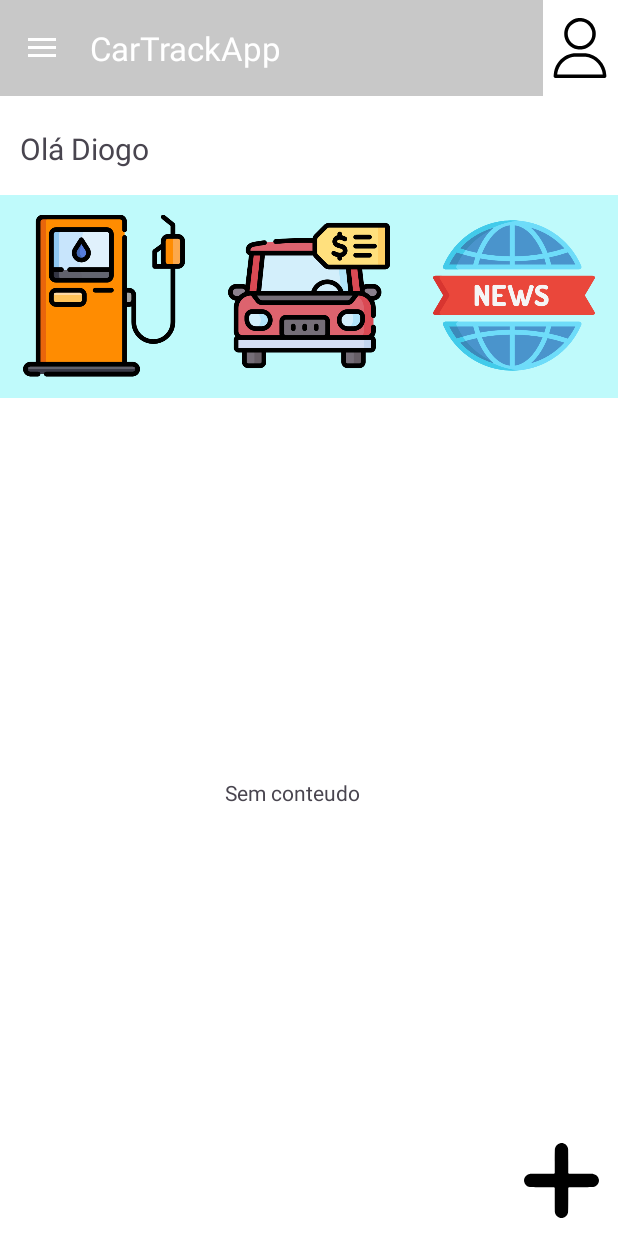
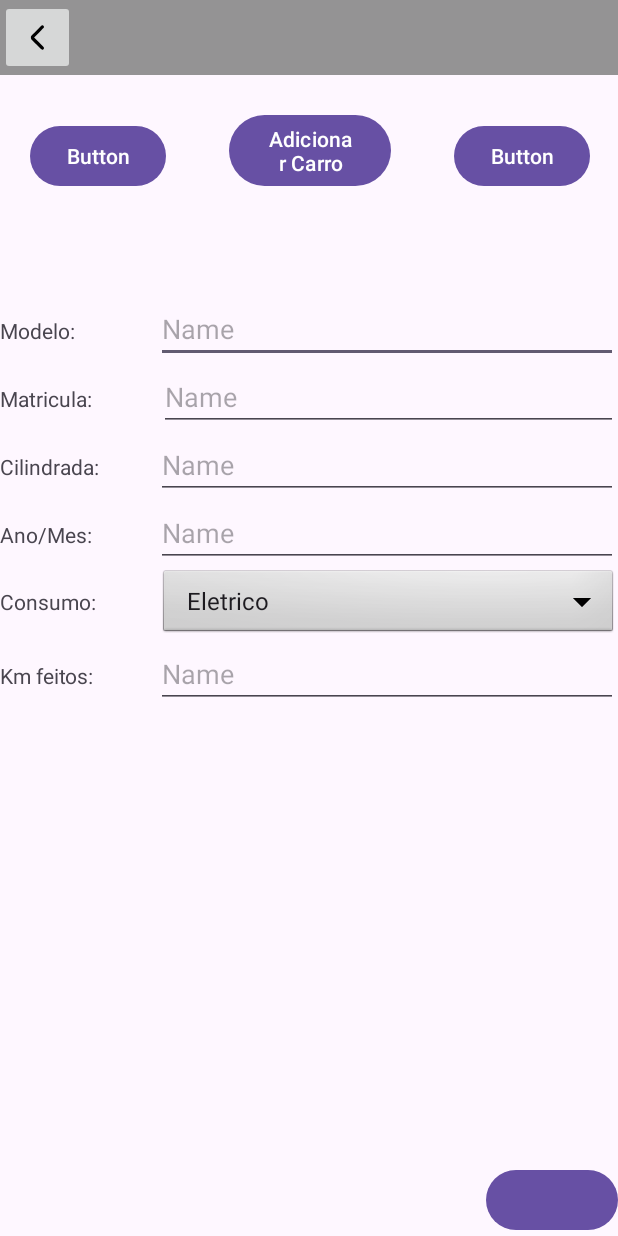
Before and after one commit to AndreZila01/Project-Mobile, an Android app: the MainActivity screen opened directly, with no data from a screen before it, after a tap on an icon or button, on a phone screen of 412 x 824 dp. Run offline under Robolectric (Android 15) with nearby library versions, the phone set to English and light mode, and no system bars.

Commit message:
Adicionado mais algumas activitys e class bomb modificada

```diff
--- a/CarTrackApp/app/src/main/AndroidManifest.xml
+++ b/CarTrackApp/app/src/main/AndroidManifest.xml
@@ -53,6 +53,10 @@
             android:exported="true"
             android:theme="@style/Theme.CarTrackApp" />
         <activity
+            android:name=".PlusActivity"
+            android:exported="true"
+            android:theme="@style/Theme.CarTrackApp" />
+        <activity
             android:name=".ProfileActivity"
             android:exported="true"
             android:theme="@style/Theme.CarTrackApp" />
--- a/CarTrackApp/app/src/main/java/pt/iade/andre/diogo/cartrackapp/MainActivity.java
+++ b/CarTrackApp/app/src/main/java/pt/iade/andre/diogo/cartrackapp/MainActivity.java
@@ -96,6 +96,10 @@ public class MainActivity extends AppCompatActivity implements NavigationView.On
             Intent intent = new Intent(MainActivity.this, ProfileActivity.class);
             startActivity(intent);
         }
+        else if(id == R.id.btnCarPayvalue){
+            Intent intent = new Intent(MainActivity.this, PlusActivity.class);
+            startActivity(intent);
+        }
     }
 
     @Override
--- /dev/null
+++ b/CarTrackApp/app/src/main/java/pt/iade/andre/diogo/cartrackapp/PlusActivity.java
@@ -0,0 +1,53 @@
+package pt.iade.andre.diogo.cartrackapp;
+
+import android.os.Bundle;
+import android.view.View;
+import android.widget.Spinner;
+import android.widget.Toast;
+
+import androidx.appcompat.app.AppCompatActivity;
+
+public class PlusActivity extends AppCompatActivity {
+
+    @Override
+    protected void onCreate(Bundle savedInstanceState) {
+        super.onCreate(savedInstanceState);
+        setContentView(R.layout.activity_plus);
+
+        background_doWork(); // função para incrementar todos os valores aqui!!
+    }
+
+    private void background_doWork() {
+        (findViewById(R.id.btnAddInspction)).setOnClickListener(this::onclick);
+        (findViewById(R.id.btnAddCar)).setOnClickListener(this::onclick);
+        (findViewById(R.id.btnAddCoime)).setOnClickListener(this::onclick);
+        (findViewById(R.id.btnSaveAddValue)).setOnClickListener(this::onclick);
+
+    }
+
+    private void onclick(View v) {
+
+        int s = v.getId();
+
+        if (!(s == R.id.btnSaveAddValue)) {
+
+            (findViewById(R.id.pnlNewCoime)).setVisibility(View.INVISIBLE);
+            (findViewById(R.id.pnlNewCar)).setVisibility(View.INVISIBLE);
+            (findViewById(R.id.pnlNewInspection)).setVisibility(View.INVISIBLE);
+
+            if (s == R.id.btnAddCar) {
+                (findViewById(R.id.pnlNewCar)).setVisibility(View.VISIBLE);
+            } else if (s == R.id.btnAddCar) {
+                (findViewById(R.id.pnlNewInspection)).setVisibility(View.VISIBLE);
+            }
+            if (s == R.id.btnAddCoime) {
+                (findViewById(R.id.pnlNewCoime)).setVisibility(View.VISIBLE);
+            }
+        }
+        else {
+            //Imaginar uma maneira de criar um calendar no meio do ecra, "apagar tudo" enquanto o calendario está on e quando clicar desaparecer e enviar para a textbox.
+            Toast.makeText(getApplicationContext(), "Clicado o botão", Toast.LENGTH_LONG).show();
+            String value = ((Spinner)findViewById(R.id.spinner1)).getSelectedItem().toString();
+        }
+    }
+}
--- /dev/null
+++ b/CarTrackApp/app/src/main/res/layout/activity_plus.xml
@@ -0,0 +1,247 @@
+<?xml version="1.0" encoding="utf-8"?>
+<androidx.constraintlayout.widget.ConstraintLayout xmlns:android="http://schemas.android.com/apk/res/android"
+    xmlns:app="http://schemas.android.com/apk/res-auto"
+    xmlns:tools="http://schemas.android.com/tools"
+    android:layout_width="match_parent"
+    android:layout_height="match_parent">
+
+    <include
+        android:id="@+id/some_id_if_needed"
+        layout="@layout/top_menu_inflate"
+        android:layout_width="fill_parent"
+        android:layout_height="wrap_content"
+        app:layout_constraintEnd_toEndOf="parent"
+        app:layout_constraintStart_toStartOf="parent"
+        app:layout_constraintTop_toTopOf="parent" />
+
+    <RelativeLayout
+        android:id="@+id/relativeLayout2"
+        android:layout_width="413dp"
+        android:layout_height="83dp"
+        app:layout_constraintTop_toBottomOf="@+id/some_id_if_needed"
+        tools:ignore="MissingConstraints"
+        tools:layout_editor_absoluteX="-2dp">
+
+        <Button
+            android:id="@+id/btnAddCar"
+            android:layout_width="wrap_content"
+            android:layout_height="wrap_content"
+            android:layout_alignParentBottom="true"
+            android:layout_marginStart="42dp"
+            android:layout_marginEnd="42dp"
+            android:layout_marginBottom="5dp"
+            android:layout_toStartOf="@+id/btnAddCoime"
+            android:layout_toEndOf="@+id/btnAddInspction"
+            android:text="@string/btnAdicionarCar" />
+
+        <Button
+            android:id="@+id/btnAddCoime"
+            android:layout_width="wrap_content"
+            android:layout_height="wrap_content"
+            android:layout_alignParentEnd="true"
+            android:layout_alignParentBottom="true"
+            android:layout_marginEnd="20dp"
+            android:layout_marginBottom="5dp"
+            android:text="Button" />
+
+        <Button
+            android:id="@+id/btnAddInspction"
+            android:layout_width="wrap_content"
+            android:layout_height="wrap_content"
+            android:layout_alignParentStart="true"
+            android:layout_alignParentBottom="true"
+            android:layout_marginStart="20dp"
+            android:layout_marginBottom="5dp"
+            android:text="Button" />
+    </RelativeLayout>
+
+    <RelativeLayout
+        android:id="@+id/pnlNewCar"
+        android:layout_width="match_parent"
+        android:layout_height="595dp"
+        android:layout_below="@id/relativeLayout2"
+        app:layout_constraintBottom_toBottomOf="parent"
+        tools:visibility="visible"
+        app:layout_constraintTop_toBottomOf="@+id/relativeLayout2"
+        tools:layout_editor_absoluteX="1dp">
+
+        <LinearLayout
+            android:id="@+id/pnlModelo"
+            android:layout_width="match_parent"
+            android:layout_height="wrap_content"
+            android:layout_marginTop="15dp"
+            android:orientation="horizontal">
+
+            <TextView
+                android:id="@+id/lblPlusModelo"
+                android:layout_width="10dp"
+                android:layout_height="wrap_content"
+                android:layout_weight="1"
+                android:text="@string/lblModelo" />
+
+            <EditText
+                android:id="@+id/txtPlusModelo"
+                android:layout_width="wrap_content"
+                android:layout_height="wrap_content"
+                android:layout_weight="1"
+                android:ems="10"
+                android:inputType="text"
+                android:hint="Name" />
+        </LinearLayout>
+
+        <LinearLayout
+            android:id="@+id/pnlMatricula"
+            android:layout_width="match_parent"
+            android:layout_height="wrap_content"
+            android:layout_below="@id/pnlModelo"
+            android:orientation="horizontal">
+
+            <TextView
+                android:id="@+id/lblPlusMatricula"
+                android:layout_width="106dp"
+                android:layout_height="wrap_content"
+                android:text="@string/lblMatri"
+
+                 />
+
+            <EditText
+                android:id="@+id/txtPlusMatricula"
+                android:layout_width="wrap_content"
+                android:layout_height="wrap_content"
+                android:layout_weight="1"
+                android:ems="10"
+                android:inputType="text"
+                android:hint="Name" />
+        </LinearLayout>
+
+        <LinearLayout
+            android:id="@+id/pnlCilindrada"
+            android:layout_width="match_parent"
+            android:layout_height="wrap_content"
+            android:layout_below="@id/pnlMatricula"
+            android:orientation="horizontal">
+
+            <TextView
+                android:id="@+id/lblPlusCilindrada"
+                android:layout_width="10dp"
+                android:layout_height="wrap_content"
+                android:layout_weight="1"
+                android:text="@string/lblCilindrada" />
+
+            <EditText
+                android:id="@+id/txtPlusCilindrada"
+                android:layout_width="wrap_content"
+                android:layout_height="wrap_content"
+                android:layout_weight="1"
+                android:ems="10"
+                android:inputType="text"
+                android:hint="Name" />
+        </LinearLayout>
+
+        <LinearLayout
+            android:id="@+id/pnlAnoMes"
+            android:layout_width="match_parent"
+            android:layout_height="wrap_content"
+            android:layout_below="@id/pnlCilindrada"
+            android:orientation="horizontal">
+
+            <TextView
+                android:id="@+id/lblPlusAnoMes"
+                android:layout_width="10dp"
+                android:layout_height="wrap_content"
+                android:layout_weight="1"
+                android:text="@string/lblMesAno" />
+
+            <EditText
+                android:id="@+id/txtPlusAnoMes"
+                android:layout_width="wrap_content"
+                android:layout_height="wrap_content"
+                android:layout_weight="1"
+                android:ems="10"
+                android:inputType="text"
+                android:hint="Name" />
+        </LinearLayout>
+
+        <LinearLayout
+            android:id="@+id/pnlConsumo"
+            android:layout_width="match_parent"
+            android:layout_height="wrap_content"
+            android:layout_below="@id/pnlAnoMes"
+            android:orientation="horizontal">
+
+            <TextView
+                android:id="@+id/lblConsumo"
+                android:layout_width="106dp"
+                android:layout_height="wrap_content"
+                android:text="@string/lblConsumo" />
+            <Spinner
+                android:id="@+id/spinner1"
+                android:layout_width="match_parent"
+                android:layout_height="wrap_content"
+                android:background="@android:drawable/btn_dropdown"
+                android:spinnerMode="dropdown"
+                android:drawSelectorOnTop="true"
+                android:entries="@array/Consumo"
+                />
+        </LinearLayout>
+
+        <LinearLayout
+            android:id="@+id/pnlKm"
+            android:layout_width="match_parent"
+            android:layout_height="wrap_content"
+            android:layout_below="@id/pnlConsumo"
+            android:orientation="horizontal">
+
+            <TextView
+                android:id="@+id/lblPlusKm"
+                android:layout_width="10dp"
+                android:layout_height="wrap_content"
+                android:layout_weight="1"
+                android:text="@string/lblKm" />
+
+            <EditText
+                android:id="@+id/txtPlusKm"
+                android:layout_width="wrap_content"
+                android:layout_height="wrap_content"
+                android:layout_weight="1"
+                android:ems="10"
+                android:inputType="text"
+                android:hint="Name" />
+        </LinearLayout>
+
+        <RelativeLayout
+            android:id="@+id/pnlNewCoime"
+            android:layout_width="match_parent"
+            android:layout_height="595dp"
+            android:layout_below="@id/relativeLayout2"
+            android:layout_marginTop="23dp"
+            tools:visibility="invisible">
+
+        </RelativeLayout>
+
+
+    </RelativeLayout>
+
+    <RelativeLayout
+        android:id="@+id/pnlNewInspection"
+        android:layout_width="match_parent"
+        android:layout_height="595dp"
+        android:layout_below="@id/relativeLayout2"
+        app:layout_constraintBottom_toBottomOf="parent"
+        tools:visibility="invisible"
+        app:layout_constraintTop_toBottomOf="@+id/relativeLayout2"
+        tools:layout_editor_absoluteX="1dp">
+
+    </RelativeLayout>
+
+
+    <Button
+        android:id="@+id/btnSaveAddValue"
+        android:layout_width="wrap_content"
+        android:layout_height="wrap_content"
+        android:layout_alignParentEnd="true"
+        android:layout_alignParentBottom="true"
+        app:layout_constraintBottom_toBottomOf="parent"
+        app:layout_constraintEnd_toEndOf="parent" />
+
+</androidx.constraintlayout.widget.ConstraintLayout>
--- a/CarTrackApp/app/src/main/res/values/strings.xml
+++ b/CarTrackApp/app/src/main/res/values/strings.xml
@@ -25,4 +25,18 @@
     <string name="lblMatri">Matricula: </string>
     <string name="lblSettings">Settings</string>
     <string name="lblLogOut">LogOut</string>
+    <string name="btnAdicionarCar">Adicionar Carro</string>
+    <string name="txtMatricula">Adicionar Carro</string>
+    <string name="txtModelo">Adicionar Carro</string>
+    <string name="txtCilindrada">Adicionar Carro</string>
+    <string name="txtAnoMes">Adicionar Carro</string>
+    <string name="txtConsumo">Adicionar Carro</string>
+    <string name="txtKm">meter os kilometros</string>
+
+    <string-array name="Consumo">
+        <item>Eletrico</item>
+        <item>Gasoleo</item>
+        <item>Gas</item>
+        <item>Gasolina</item>
+    </string-array>
 </resources>
```
Also changed, not shown: CarTrackApp/app/src/main/java/pt/iade/andre/diogo/cartrackapp/WelcomeActivity.java (added, +46 -0 lines), CarTrackApp/app/src/main/res/layout/activity_welcomecartrack.xml (added, +50 -0 lines), hellocar/hellocar/src/main/java/pt/iade/hellocar/controllers/BombController.java (+44 -1 lines), 1 other file.
